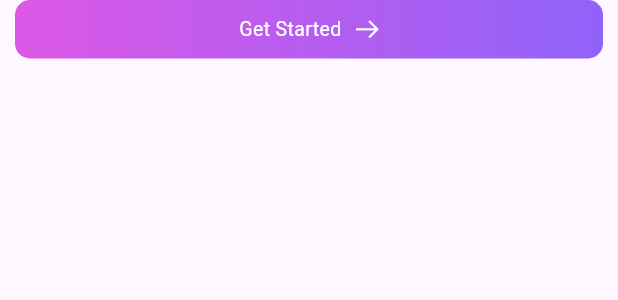
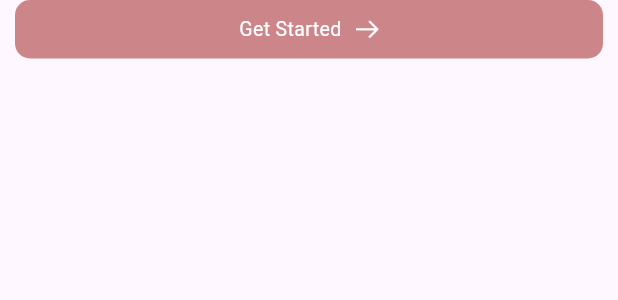
Before and after one commit to Aditya7738/flutter_internship_project, a Flutter app: the ButtonWidget widget shown alone on an empty page, opened directly, on a phone screen of 412 x 824 dp. Shown: the top 300 px of the screen. Run offline on Flutter 3.47's test engine with Material 3 defaults, Android fonts, the light colour scheme and no system bars; our stand-ins replace badges, carousel_slider, dots_indicator, flutter_widget_from_html, shared_preferences and 1 more; missing offline and left inert: dart:ffi; accounts and stored records are empty; network calls fail.

Commit message:
eigth commit 2

```diff
--- a/Jewellery_app/lib/views/pages/home_screen.dart
+++ b/Jewellery_app/lib/views/pages/home_screen.dart
@@ -90,7 +90,7 @@ class _HomeScreenState extends State<HomeScreen> {
 
   @override
   void dispose() {
-    // TODO: implement dispose
+
     super.dispose();
      _scrollController.dispose();
 
--- a/Jewellery_app/lib/views/widgets/button_widget.dart
+++ b/Jewellery_app/lib/views/widgets/button_widget.dart
@@ -16,10 +16,11 @@ class ButtonWidget extends StatelessWidget {
         decoration: BoxDecoration(
           shape: BoxShape.rectangle,
           borderRadius: BorderRadius.circular(10.0),
-          gradient: const LinearGradient(
-              colors: [Color(0xFFDC58E6), Color(0xFF9062F9)],
-              begin: Alignment.centerLeft,
-              end: Alignment.centerRight),
+          // gradient: const LinearGradient(
+          //     colors: [Color(0xFFDC58E6), Color(0xFF9062F9)],
+          //     begin: Alignment.centerLeft,
+          //     end: Alignment.centerRight),
+          color: Theme.of(context).primaryColor
         ),
         child: Padding(
           padding: const EdgeInsets.symmetric(vertical: 10.0, horizontal: 15.0),
--- a/Jewellery_app/lib/views/widgets/nav_drawer.dart
+++ b/Jewellery_app/lib/views/widgets/nav_drawer.dart
@@ -44,8 +44,9 @@ class NavDrawer extends StatelessWidget {
       backgroundColor: backgroundColor,
       child: ListView(
         children: [
-          DrawerHeader(
-              child: Image.asset("assets/images/malabar_gold_logo.png")),
+          // DrawerHeader(
+          //     child: Image.asset("assets/images/malabar_gold_logo.png")
+          //     ),
           ...renderListTiles()
         ],
       ),
```
Also changed, not shown: Jewellery_app/lib/main.dart (+9 -2 lines), Jewellery_app/lib/views/pages/product_details_page.dart (+7 -10 lines).
